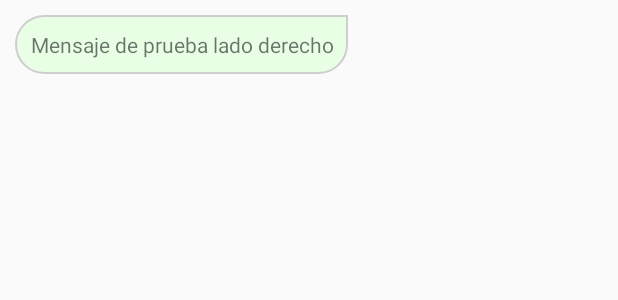
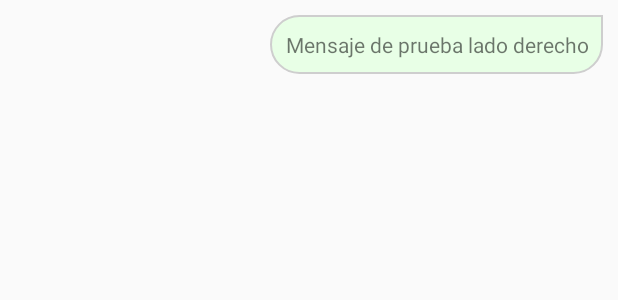
Before and after one commit to DomingaRoldan/Programacion_lll, an Android app: the layout msgderecho.xml on its own in the app's theme, with its tools: preview values and no code run, on a phone screen of 412 x 824 dp. Shown: the top 300 px of the screen. Run offline under Robolectric (Android 15) with nearby library versions, the phone set to English and light mode, and no system bars.

```diff
--- a/app/build.gradle
+++ b/app/build.gradle
@@ -28,11 +28,13 @@ dependencies {
     androidTestImplementation 'androidx.test:runner:1.3.0'
     androidTestImplementation 'androidx.test.espresso:espresso-core:3.3.0'
     implementation 'com.google.android.material:material:1.2.1'
+
     implementation platform('com.google.firebase:firebase-bom:26.0.0')
     implementation 'com.google.firebase:firebase-database:19.5.1'
     implementation 'com.google.firebase:firebase-auth:20.0.0'
     implementation 'com.google.firebase:firebase-storage:19.2.0'
     implementation 'com.firebaseui:firebase-ui-storage:6.4.0'
     implementation 'com.google.firebase:firebase-messaging'
+    implementation 'com.google.firebase:firebase-database'
     implementation 'androidx.cardview:cardview:1.0.0'
 }
--- a/app/src/main/AndroidManifest.xml
+++ b/app/src/main/AndroidManifest.xml
@@ -15,6 +15,7 @@
         <activity android:name=".IniciarSesion" />
         <activity android:name=".MainActivity" />
         <activity android:name=".agregarProductos" />
+
         <activity android:name=".RegistroActivity">
             <intent-filter>
                 <action android:name="android.intent.action.MAIN" />
--- a/app/src/main/java/com/example/programacion_lll/lista_usuarios.java
+++ b/app/src/main/java/com/example/programacion_lll/lista_usuarios.java
@@ -60,7 +60,7 @@ public class lista_usuarios extends AppCompatActivity {
         });
     }
     private void mostrarListadoUsuarios(){
-        mDatabaseReference = FirebaseDatabase.getInstance().getReference("usuariosDelChat");
+        mDatabaseReference = FirebaseDatabase.getInstance().getReference("usuarios");
         mDatabaseReference.orderByChild("token").equalTo(myFirebaseInstanceIdService.miToken).addListenerForSingleValueEvent(new ValueEventListener() {
             @Override
             public void onDataChange(@NonNull DataSnapshot snapshot) {
@@ -110,7 +110,7 @@ public class lista_usuarios extends AppCompatActivity {
         });
     }
     private void registrarUsuario(){
-        Intent intent = new Intent(getApplicationContext(), MainActivity.class);
+        Intent intent = new Intent(getApplicationContext(), registro_chat.class);
         startActivity(intent);
     }
 
--- a/app/src/main/java/com/example/programacion_lll/registro_chat.java
+++ b/app/src/main/java/com/example/programacion_lll/registro_chat.java
@@ -50,7 +50,7 @@ public class registro_chat extends AppCompatActivity {
         imgFoto = findViewById(R.id.imgFoto);
         tomarFoto();
         try {
-            mDatabse = FirebaseDatabase.getInstance().getReference("usuariosDelChat");
+            mDatabse = FirebaseDatabase.getInstance().getReference("usuarios");
             miToken = myFirebaseInstanceIdService.miToken;
             Button btnGuardarRegistro = findViewById(R.id.btnGuardarRegistro);
             btnGuardarRegistro.setOnClickListener(new View.OnClickListener() {
@@ -119,11 +119,11 @@ public class registro_chat extends AppCompatActivity {
                 }).addOnFailureListener(new OnFailureListener() {
                     @Override
                     public void onFailure(@NonNull Exception e) {
-                        Toast.makeText(getApplicationContext(), "Erro al intentar crear el registro en la base de datos: "+e.getMessage(), Toast.LENGTH_LONG).show();
+                        Toast.makeText(getApplicationContext(), "Error al intentar crear el registro en la base de datos: "+e.getMessage(), Toast.LENGTH_LONG).show();
                     }
                 });
             } else {
-                Toast.makeText(getApplicationContext(), "Erro al intentar crear el registro en la base de datos", Toast.LENGTH_LONG).show();
+                Toast.makeText(getApplicationContext(), "Error al intentar crear el registro en la base de datos", Toast.LENGTH_LONG).show();
             }
         }catch (Exception ex){
 
--- a/app/src/main/res/layout/msgderecho.xml
+++ b/app/src/main/res/layout/msgderecho.xml
@@ -1,5 +1,5 @@
 <?xml version="1.0" encoding="utf-8"?>
-<LinearLayout xmlns:android="http://schemas.android.com/apk/res/android"
+<RelativeLayout xmlns:android="http://schemas.android.com/apk/res/android"
     android:orientation="vertical" android:layout_width="match_parent"
     android:layout_height="match_parent">
 
@@ -14,4 +14,4 @@
         android:gravity="right"
         android:layout_alignParentRight="true"/>
 
-</LinearLayout>
+</RelativeLayout>
--- a/app/src/main/res/layout/msgizquierdo.xml
+++ b/app/src/main/res/layout/msgizquierdo.xml
@@ -1,5 +1,5 @@
 <?xml version="1.0" encoding="utf-8"?>
-<LinearLayout xmlns:android="http://schemas.android.com/apk/res/android"
+<RelativeLayout xmlns:android="http://schemas.android.com/apk/res/android"
     android:orientation="vertical" android:layout_width="match_parent"
     android:layout_height="match_parent">
 
@@ -13,4 +13,4 @@
         android:padding="10dp"
         android:gravity="left"/>
 
-</LinearLayout>
+</RelativeLayout>
```
